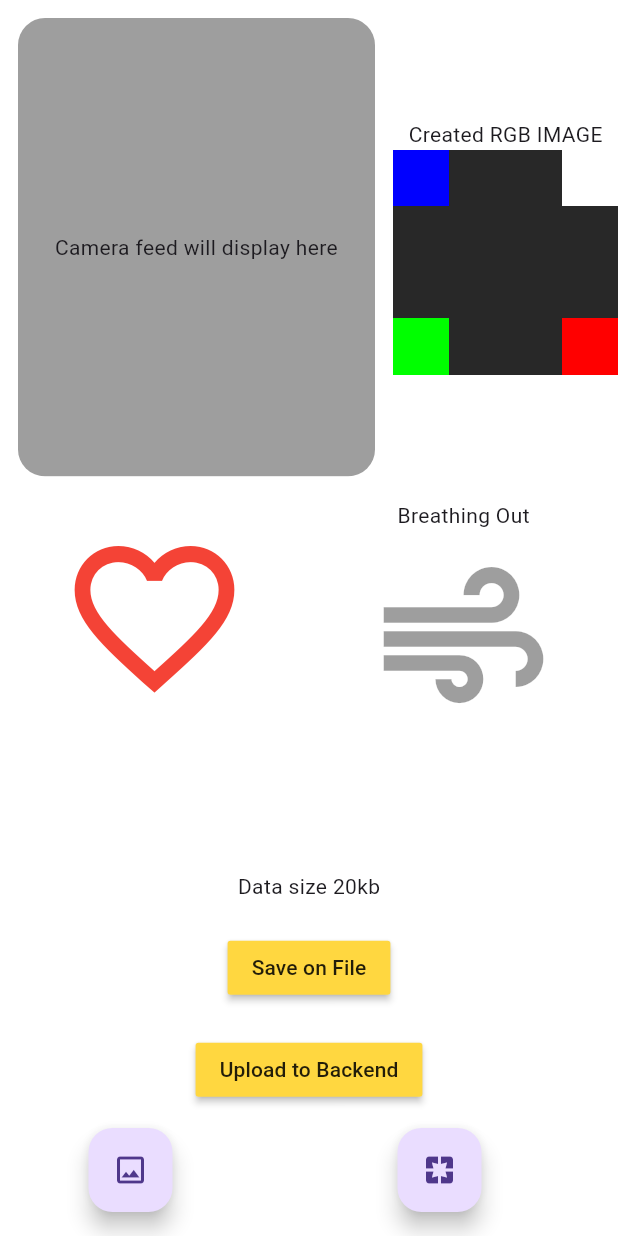
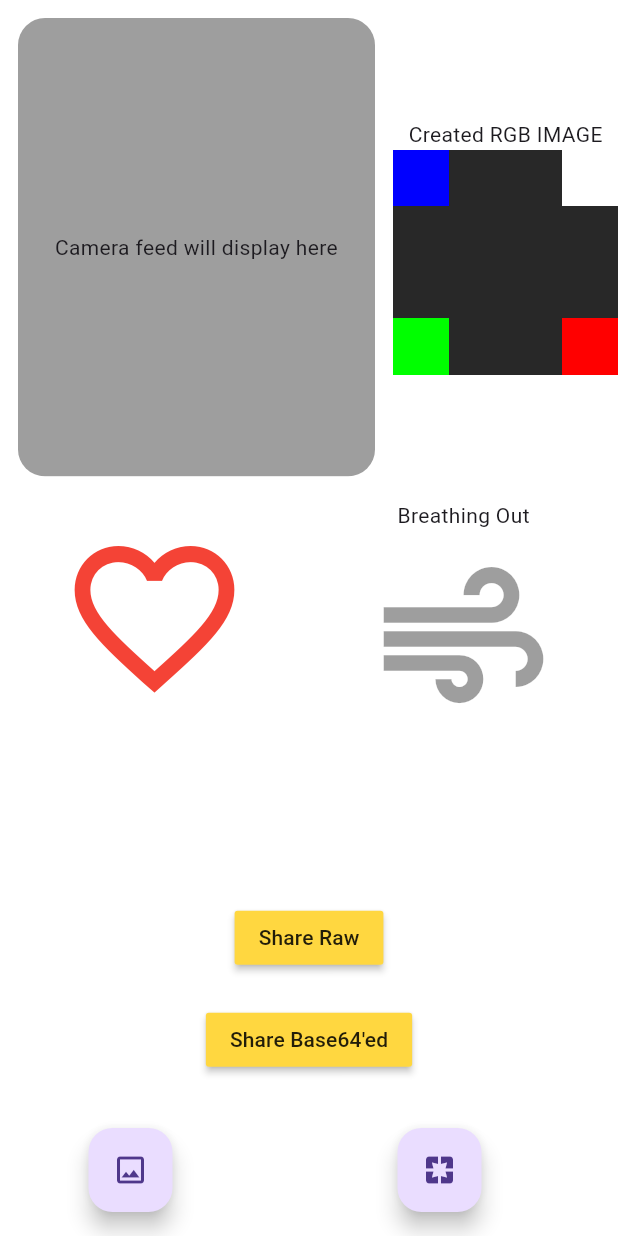
Before and after one commit to mahidul-islam/myppg, a Flutter app: the screen it shows after launch, after a tap on the "favorite outline" icon, after a tap on the "favorite" icon, on a phone screen of 412 x 824 dp. Run offline on Flutter 3.47's test engine with Material 3 defaults, Android fonts, the phone set to English and light mode, and no system bars; our stand-ins replace camera, device_info_plus, wakelock_plus.

Commit message:
some change

```diff
--- a/lib/home_page.dart
+++ b/lib/home_page.dart
@@ -2,9 +2,11 @@ import 'dart:async';
 
 import 'package:camera/camera.dart';
 import 'package:flutter/material.dart';
+import 'package:myppg/ppg_data.dart';
 
 import 'package:myppg/split_image.dart';
 import 'package:myppg/util.dart';
+// import 'package:share_plus/share_plus.dart';
 import 'package:wakelock_plus/wakelock_plus.dart';
 
 class HomePage extends StatefulWidget {
@@ -23,10 +25,13 @@ class HomePageView extends State<HomePage> with SingleTickerProviderStateMixin {
   late AnimationController _animationController;
   double _iconScale = 1;
   Image? imageOutput;
+  late PpgData ppgData;
+  int frameCount = 0;
 
   @override
   void initState() {
     super.initState();
+    ppgData = PpgData.init();
     _animationController = AnimationController(
         duration: const Duration(milliseconds: 500), vsync: this);
     _animationController.addListener(() {
@@ -223,18 +228,22 @@ class HomePageView extends State<HomePage> with SingleTickerProviderStateMixin {
               child: Column(
                 mainAxisAlignment: MainAxisAlignment.center,
                 children: [
-                  const Text('Data size 20kb'),
-                  const SizedBox(height: 20),
+                  // const Text('Data size 20kb'),
+                  // const SizedBox(height: 20),
                   MaterialButton(
                     color: Colors.amberAccent,
-                    onPressed: () {},
-                    child: const Text('Save on File'),
+                    onPressed: () {
+                      // Share.share(ppgDataToJson(ppgData));
+                    },
+                    child: const Text('Share Raw'),
                   ),
                   const SizedBox(height: 20),
                   MaterialButton(
                     color: Colors.amberAccent,
-                    onPressed: () {},
-                    child: const Text('Upload to Backend'),
+                    onPressed: () {
+                      // Share.share(ppgData.toJson().toString());
+                    },
+                    child: const Text('Share Base64\'ed'),
                   ),
                 ],
               ),
@@ -257,6 +266,10 @@ class HomePageView extends State<HomePage> with SingleTickerProviderStateMixin {
 
   void _untoggle() {
     _disposeController();
+    int duration = DateTime.now().millisecondsSinceEpoch -
+        (ppgData.metaData?.timestamp ?? 0);
+    ppgData.addFinalMetaData(duration, frameCount);
+    frameCount = 0;
     WakelockPlus.disable();
     _animationController.stop();
     _animationController.value = 0.0;
@@ -279,6 +292,8 @@ class HomePageView extends State<HomePage> with SingleTickerProviderStateMixin {
         _controller?.setFlashMode(FlashMode.torch);
       });
       _controller?.startImageStream((CameraImage image) async {
+        frameCount += 1;
+        ppgData.addData(image, _breathing);
         // if (Platform.isAndroid) {
         //   imageOutput = await Helper.convertYUV420toImageColor(image);
         // } else if (Platform.isIOS) {
--- a/lib/ppg_data.dart
+++ b/lib/ppg_data.dart
@@ -21,13 +21,20 @@ class PpgData {
     required this.timeSeries,
   });
 
+  factory PpgData.init() {
+    PpgData ppg =
+        PpgData(metaData: null, recordingOptions: null, timeSeries: null);
+    ppg.addInitMetaData();
+    return ppg;
+  }
+
   Map<String, dynamic> toJson() => {
         "meta_data": metaData?.toJson(),
         "recording_options": recordingOptions?.toJson(),
         "time_series": timeSeries?.toJson(),
       };
 
-  void addData(CameraImage? cameraImage, bool breathing) async {
+  Future<void> addData(CameraImage? cameraImage, bool breathing) async {
     if (cameraImage == null) {
       return;
     }
```
